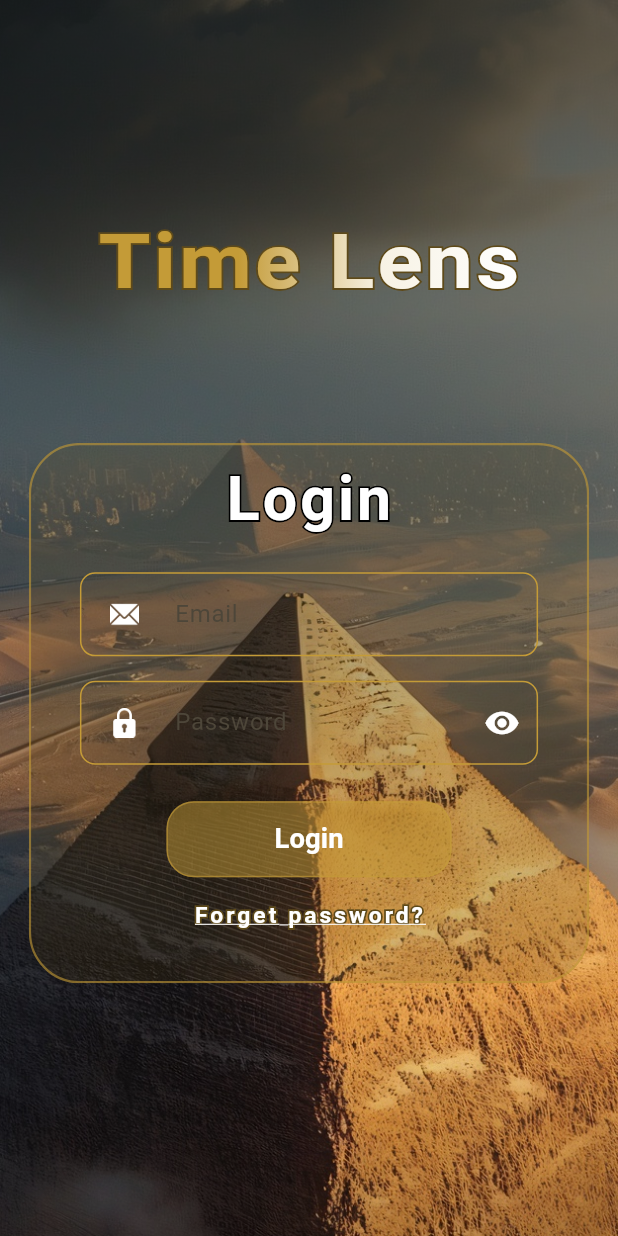
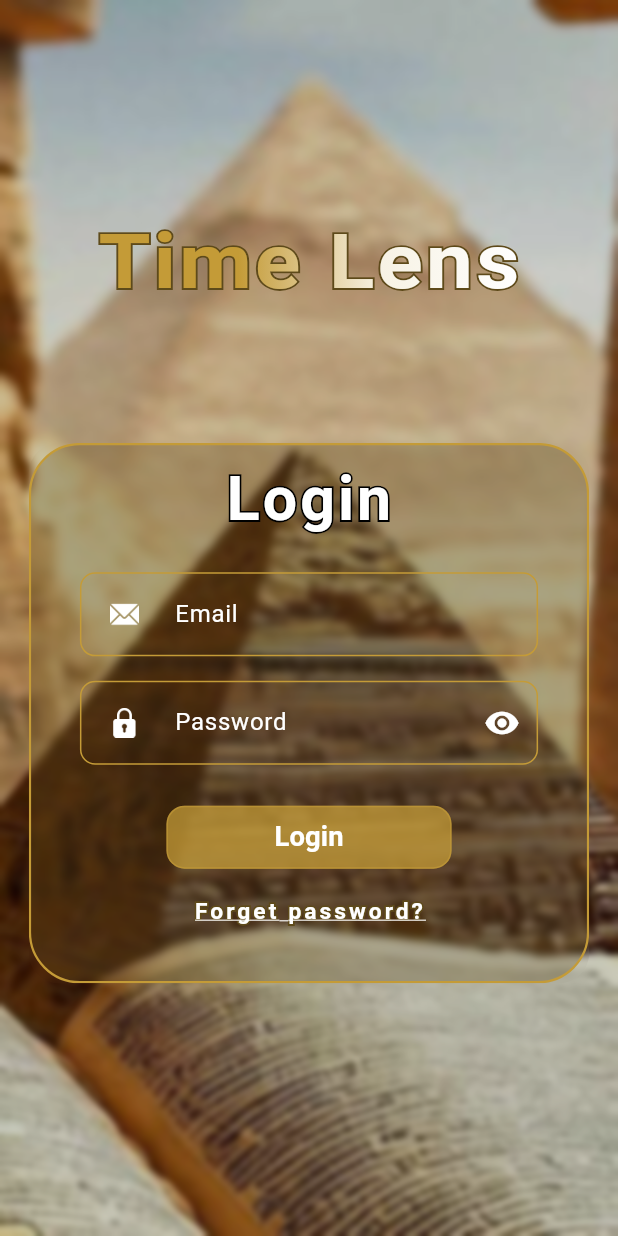
Before and after one commit to Jik00/timeLens, a Flutter app: the screen it shows after launch, after a tap on "Skip", on a phone screen of 412 x 824 dp. Run offline on Flutter 3.47's test engine with Material 3 defaults, Android fonts, the phone set to English and light mode, and no system bars; our stand-ins replace flutter_screenutil, google_fonts, lottie, shared_preferences, smooth_page_indicator.

Commit message:
refactor login [ opacity and background ]

```diff
--- a/lib/core/utils/app_images.dart
+++ b/lib/core/utils/app_images.dart
@@ -14,13 +14,13 @@ class Assets {
   /// assets/images/email.png
   static const String assetsImagesEmail = "assets/images/email.png";
 
+  /// Assets for assetsImagesLoginBackground
+  /// assets/images/login_background.jpeg
+  static const String assetsImagesLoginBackground = "assets/images/login_background.jpeg";
+
   /// Assets for assetsImagesPadlock
   /// assets/images/padlock.png
   static const String assetsImagesPadlock = "assets/images/padlock.png";
-
-  /// Assets for assetsImagesPyramidLogin
-  /// assets/images/pyramid_login.jpg
-  static const String assetsImagesPyramidLogin = "assets/images/pyramid_login.jpg";
 
   /// Assets for assetsImagesPyramidSplash
   /// assets/images/pyramid_splash.png
--- a/lib/core/widgets/background_theme.dart
+++ b/lib/core/widgets/background_theme.dart
@@ -24,9 +24,9 @@ class BackgroundTheme extends StatelessWidget {
               begin: Alignment.topCenter,
               end: Alignment.bottomCenter,
               colors: [
-                Colors.black.withOpacity(0.6), // top darker
+                Colors.black.withOpacity(0.5), // top darker
                 Colors.transparent, // middle
-                Colors.black.withOpacity(0.88), // bottom darker
+                Colors.black.withOpacity(0.8), // bottom darker
               ],
             ),
           ),
--- a/lib/core/widgets/custom_button.dart
+++ b/lib/core/widgets/custom_button.dart
@@ -22,9 +22,9 @@ class CustomButton extends StatelessWidget {
       onPressed: onTap,
       style: ElevatedButton.styleFrom(
         backgroundColor: fillColor ?? Colors.transparent,
-        minimumSize: Size(w.w, 50.h),
+        minimumSize: Size(w.w, 40.h),
         shape: RoundedRectangleBorder(
-          borderRadius: BorderRadius.circular(18.r),
+          borderRadius: BorderRadius.circular(12.r),
           side: BorderSide(color: borderColor ?? Colors.white),
         ),
       ),
--- a/lib/features/auth/presentation/views/widgets/blur_login_card.dart
+++ b/lib/features/auth/presentation/views/widgets/blur_login_card.dart
@@ -1,3 +1,5 @@
+import 'dart:ui';
+
 import 'package:flutter/material.dart';
 import 'package:flutter_screenutil/flutter_screenutil.dart';
 import 'package:timelens/core/utils/app_colors.dart';
@@ -11,20 +13,20 @@ class BlurLoginCard extends StatelessWidget {
   Widget build(BuildContext context) {
     return ClipRRect(
       borderRadius: BorderRadius.circular(20),
-      // child: BackdropFilter(
-      // filter: ImageFilter.blur(sigmaX: 20, sigmaY: 20),
+      child: BackdropFilter(
+        filter: ImageFilter.blur(sigmaX: 2, sigmaY: 2),
         child: Container(
           width: 340.w,
           height: 355.h,
           decoration: BoxDecoration(
-          color: AppColors.secondaryColor.withOpacity(0.18),
+            color: AppColors.secondaryColor.withOpacity(0.3),
             borderRadius: BorderRadius.circular(34),
             border: Border.all(
-            color: AppColors.primaryColor.withOpacity(0.6),
+              color: AppColors.primaryColor,
               width: 1.5,
             ),
           ),
-        // ),
+        ),
       ),
     );
   }
--- a/lib/features/auth/presentation/views/widgets/custom_form_text_field.dart
+++ b/lib/features/auth/presentation/views/widgets/custom_form_text_field.dart
@@ -1,5 +1,6 @@
 import 'package:flutter/material.dart';
 import 'package:flutter_screenutil/flutter_screenutil.dart';
+import 'package:google_fonts/google_fonts.dart';
 import 'package:timelens/core/utils/app_colors.dart';
 import 'package:timelens/core/utils/context_extensions.dart';
 
@@ -30,13 +31,18 @@ class CustomFormTextfield extends StatelessWidget {
           }
           return null;
         },
+        style: const TextStyle(color: Colors.white),
         keyboardType: textInputType,
         decoration: InputDecoration(
           labelText: hintText,
+          labelStyle: const TextStyle(color: Colors.white),
+          floatingLabelStyle: const TextStyle(color: AppColors.primaryColor),
+          hintText: hintText,
           hintStyle: TextStyle(
             fontSize: 16.sp,
             color: Colors.white,
-            fontWeight: FontWeight.w700,
+            fontWeight: FontWeight.w400,
+            fontFamily: GoogleFonts.lora().fontFamily,
           ),
           suffixIcon: suffixIcon,
           prefixIcon: prefixIcon,
--- a/lib/features/auth/presentation/views/widgets/login_card.dart
+++ b/lib/features/auth/presentation/views/widgets/login_card.dart
@@ -58,7 +58,7 @@ class _LoginCardState extends State<LoginCard> {
             hint: context.loc.login,
             w: 173,
             borderColor: AppColors.primaryColor.withOpacity(0.6),
-            fillColor: AppColors.primaryColor.withOpacity(0.5),
+            fillColor: AppColors.primaryColor.withOpacity(0.75),
             onTap: () {
               if (_formKey.currentState!.validate()) {
                 _formKey.currentState!.save();
--- a/lib/features/auth/presentation/views/widgets/login_view_body.dart
+++ b/lib/features/auth/presentation/views/widgets/login_view_body.dart
@@ -1,9 +1,9 @@
+import 'dart:ui';
 import 'package:flutter/material.dart';
 import 'package:flutter_screenutil/flutter_screenutil.dart';
 import 'package:timelens/constants.dart';
 import 'package:timelens/core/utils/app_colors.dart';
 import 'package:timelens/core/utils/app_images.dart';
-import 'package:timelens/core/widgets/background_theme.dart';
 import 'package:timelens/features/auth/presentation/views/widgets/blur_login_card.dart';
 import 'package:timelens/features/auth/presentation/views/widgets/login_card.dart';
 import 'package:timelens/features/auth/presentation/views/widgets/login_title.dart';
@@ -18,7 +18,15 @@ class LoginViewBody extends StatelessWidget {
         height: 1.6.sh,
         child: Stack(
           children: [
-            const BackgroundTheme(img: Assets.assetsImagesPyramidLogin),
+            Positioned.fill(
+                child: Image.asset(Assets.assetsImagesLoginBackground,
+                    fit: BoxFit.cover)),
+            BackdropFilter(
+              filter: ImageFilter.blur(sigmaX: 2, sigmaY: 2),
+              child: Container(
+                color: Colors.black.withOpacity(0.2), // optional tint
+              ),
+            ),
             Positioned(
               left: 0,
               right: 0,
```
Also changed, not shown: assets/images/login_background.jpeg (added), assets/images/pyramid_login.jpg (deleted), 1 other file. Lines whose indentation alone changed are shown as unchanged.
